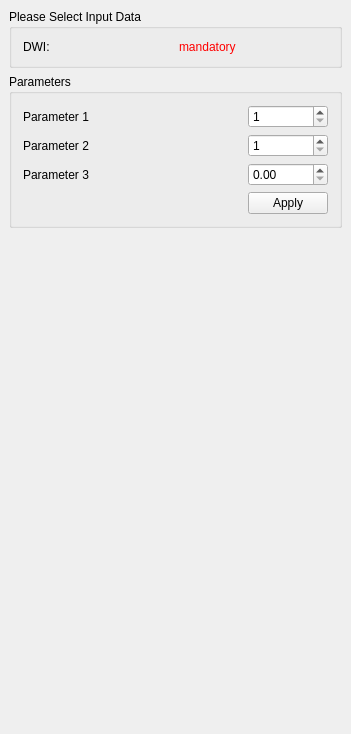
Above: Plugins/org.mitk.gui.qt.diffusionimaging/src/internal/QmitkDenoisingViewControls.ui from MITK/MITK before the change. Below: the same form after it.
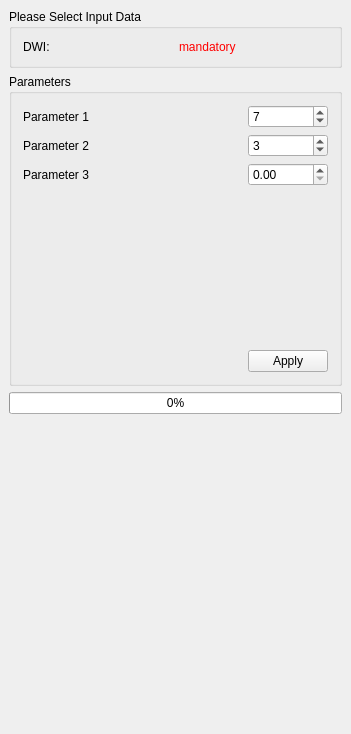
That is the form after the change.

```diff
--- a/Plugins/org.mitk.gui.qt.diffusionimaging/src/internal/QmitkDenoisingViewControls.ui
+++ b/Plugins/org.mitk.gui.qt.diffusionimaging/src/internal/QmitkDenoisingViewControls.ui
@@ -67,67 +67,93 @@
       <string>Parameters</string>
      </property>
      <layout class="QGridLayout" name="gridLayout_4">
-      <item row="3" column="1">
-       <widget class="QPushButton" name="m_ApplyButton">
-        <property name="text">
-         <string>Apply</string>
-        </property>
-       </widget>
-      </item>
-      <item row="1" column="0">
-       <widget class="QLabel" name="m_LabelParameter_2">
-        <property name="text">
-         <string>Parameter 2</string>
-        </property>
-       </widget>
-      </item>
-      <item row="3" column="0">
-       <spacer name="horizontalSpacer">
-        <property name="orientation">
-         <enum>Qt::Horizontal</enum>
-        </property>
-        <property name="sizeHint" stdset="0">
-         <size>
-          <width>40</width>
-          <height>20</height>
-         </size>
-        </property>
-       </spacer>
-      </item>
-      <item row="0" column="0">
-       <widget class="QLabel" name="m_LabelParameter_1">
-        <property name="text">
-         <string>Parameter 1</string>
-        </property>
-       </widget>
-      </item>
-      <item row="2" column="0">
-       <widget class="QLabel" name="m_LabelParameter_3">
-        <property name="text">
-         <string>Parameter 3</string>
-        </property>
-       </widget>
-      </item>
-      <item row="0" column="1">
-       <widget class="QSpinBox" name="m_SpinBoxParameter1">
-        <property name="minimum">
-         <number>1</number>
-        </property>
-       </widget>
-      </item>
       <item row="1" column="1">
        <widget class="QSpinBox" name="m_SpinBoxParameter2">
         <property name="minimum">
          <number>1</number>
         </property>
+        <property name="value">
+         <number>3</number>
+        </property>
        </widget>
       </item>
       <item row="2" column="1">
        <widget class="QDoubleSpinBox" name="m_DoubleSpinBoxParameter3"/>
       </item>
+      <item row="0" column="1">
+       <widget class="QSpinBox" name="m_SpinBoxParameter1">
+        <property name="minimum">
+         <number>1</number>
+        </property>
+        <property name="value">
+         <number>7</number>
+        </property>
+       </widget>
+      </item>
+      <item row="2" column="0">
+       <widget class="QLabel" name="m_LabelParameter_3">
+        <property name="text">
+         <string>Parameter 3</string>
+        </property>
+       </widget>
+      </item>
+      <item row="0" column="0">
+       <widget class="QLabel" name="m_LabelParameter_1">
+        <property name="text">
+         <string>Parameter 1</string>
+        </property>
+       </widget>
+      </item>
+      <item row="4" column="0">
+       <spacer name="horizontalSpacer">
+        <property name="orientation">
+         <enum>Qt::Horizontal</enum>
+        </property>
+        <property name="sizeHint" stdset="0">
+         <size>
+          <width>40</width>
+          <height>20</height>
+         </size>
+        </property>
+       </spacer>
+      </item>
+      <item row="1" column="0">
+       <widget class="QLabel" name="m_LabelParameter_2">
+        <property name="text">
+         <string>Parameter 2</string>
+        </property>
+       </widget>
+      </item>
+      <item row="4" column="1">
+       <widget class="QPushButton" name="m_ApplyButton">
+        <property name="text">
+         <string>Apply</string>
+        </property>
+       </widget>
+      </item>
+      <item row="3" column="0">
+       <spacer name="verticalSpacer">
+        <property name="orientation">
+         <enum>Qt::Vertical</enum>
+        </property>
+        <property name="sizeHint" stdset="0">
+         <size>
+          <width>20</width>
+          <height>40</height>
+         </size>
+        </property>
+       </spacer>
+      </item>
      </layout>
     </widget>
    </item>
+   <item>
+    <widget class="QProgressBar" name="m_ProgressBar">
+     <property name="value">
+      <number>0</number>
+     </property>
+    </widget>
+   </item>
    <item>
     <spacer name="spacer1">
      <property name="orientation">
```
